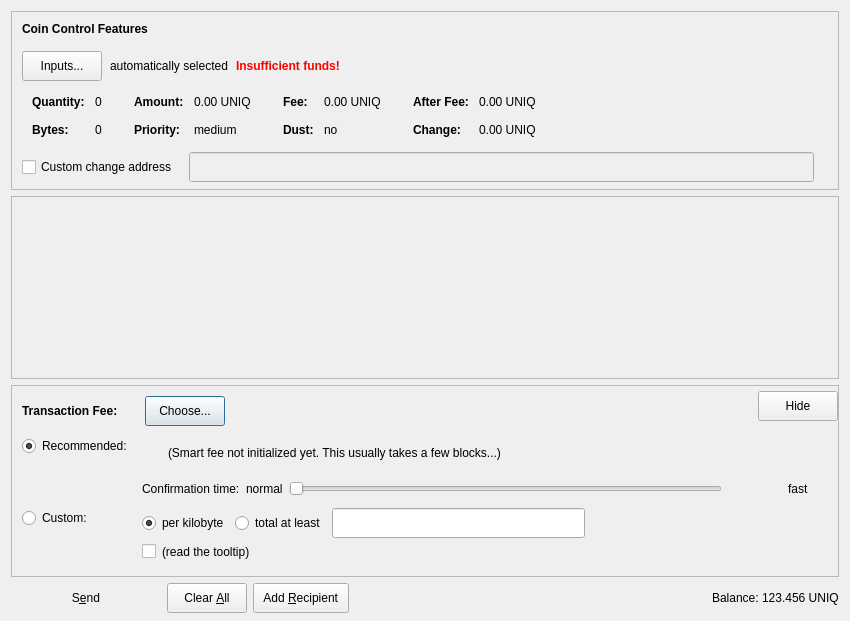
Above: src/qt/forms/sendcoinsdialog.ui from tlc2/uniqredit before the change. Below: the same form after it.
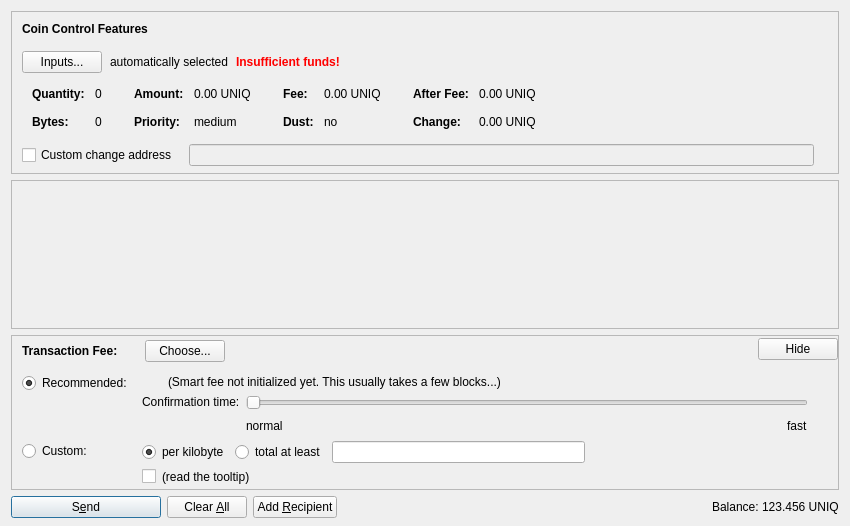
That is the form after the change. Icons and pictures are not drawn. Custom widgets are drawn as their Qt base class.

Patch:
```diff
--- a/src/qt/forms/sendcoinsdialog.ui
+++ b/src/qt/forms/sendcoinsdialog.ui
@@ -7,7 +7,7 @@
     <x>0</x>
     <y>0</y>
     <width>850</width>
-    <height>621</height>
+    <height>526</height>
    </rect>
   </property>
   <property name="windowTitle">
@@ -103,17 +103,11 @@
           </property>
           <item>
            <widget class="QPushButton" name="pushButtonCoinControl">
-            <property name="minimumSize">
-             <size>
-              <width>0</width>
-              <height>30</height>
-             </size>
-            </property>
             <property name="styleSheet">
              <string notr="true"/>
             </property>
             <property name="text">
-             <string>  Inputs...  </string>
+             <string>Inputs...</string>
             </property>
             <property name="autoDefault">
              <bool>false</bool>
@@ -559,12 +553,6 @@
               <verstretch>0</verstretch>
              </sizepolicy>
             </property>
-            <property name="minimumSize">
-             <size>
-              <width>0</width>
-              <height>30</height>
-             </size>
-            </property>
            </widget>
           </item>
           <item>
@@ -620,11 +608,20 @@
         <x>0</x>
         <y>0</y>
         <width>830</width>
-        <height>129</height>
+        <height>104</height>
        </rect>
       </property>
-      <layout class="QVBoxLayout" name="verticalLayout_2" stretch="0,0">
-       <property name="margin">
+      <layout class="QVBoxLayout" name="verticalLayout_2" stretch="0,1">
+       <property name="leftMargin">
+        <number>0</number>
+       </property>
+       <property name="topMargin">
+        <number>0</number>
+       </property>
+       <property name="rightMargin">
+        <number>0</number>
+       </property>
+       <property name="bottomMargin">
         <number>0</number>
        </property>
        <item>
@@ -642,7 +639,7 @@
          <property name="sizeHint" stdset="0">
           <size>
            <width>20</width>
-           <height>20</height>
+           <height>40</height>
           </size>
          </property>
         </spacer>
@@ -700,14 +697,17 @@
              <number>0</number>
             </property>
             <item>
-             <spacer name="verticalSpacer_3">
+             <spacer name="verticalSpacerSmartFee">
               <property name="orientation">
                <enum>Qt::Vertical</enum>
               </property>
+              <property name="sizeType">
+               <enum>QSizePolicy::Fixed</enum>
+              </property>
               <property name="sizeHint" stdset="0">
                <size>
-                <width>20</width>
-                <height>10</height>
+                <width>1</width>
+                <height>4</height>
                </size>
               </property>
              </spacer>
@@ -748,19 +748,26 @@
               </item>
               <item>
                <widget class="QPushButton" name="buttonChooseFee">
-                <property name="minimumSize">
-                 <size>
-                  <width>0</width>
-                  <height>30</height>
-                 </size>
-                </property>
                 <property name="text">
-                 <string>  Choose...  </string>
+                 <string>Choose...</string>
                 </property>
                </widget>
               </item>
              </layout>
             </item>
+            <item>
+             <spacer name="verticalSpacer_5">
+              <property name="orientation">
+               <enum>Qt::Vertical</enum>
+              </property>
+              <property name="sizeHint" stdset="0">
+               <size>
+                <width>1</width>
+                <height>1</height>
+               </size>
+              </property>
+             </spacer>
+            </item>
            </layout>
           </item>
           <item>
@@ -778,17 +785,11 @@
           </item>
           <item>
            <widget class="QPushButton" name="buttonMinimizeFee">
-            <property name="minimumSize">
-             <size>
-              <width>0</width>
-              <height>30</height>
-             </size>
-            </property>
             <property name="toolTip">
              <string>collapse fee-settings</string>
             </property>
             <property name="text">
-             <string>  Hide  </string>
+             <string>Hide</string>
             </property>
            </widget>
           </item>
@@ -854,14 +855,7 @@
                   </widget>
                  </item>
                  <item>
-                  <widget class="UniqreditAmountField" name="customFee">
-                   <property name="minimumSize">
-                    <size>
-                     <width>0</width>
-                     <height>30</height>
-                    </size>
-                   </property>
-                  </widget>
+                  <widget class="UniqreditAmountField" name="customFee"/>
                  </item>
                  <item>
                   <spacer name="horizontalSpacer_6">
@@ -923,8 +917,65 @@
                </item>
               </layout>
              </item>
+             <item row="0" column="0">
+              <layout class="QVBoxLayout" name="verticalLayoutFee4" stretch="0,1">
+               <item>
+                <widget class="QRadioButton" name="radioSmartFee">
+                 <property name="text">
+                  <string>Recommended:</string>
+                 </property>
+                 <property name="checked">
+                  <bool>true</bool>
+                 </property>
+                 <attribute name="buttonGroup">
+                  <string notr="true">groupFee</string>
+                 </attribute>
+                </widget>
+               </item>
+               <item>
+                <spacer name="verticalSpacer_2">
+                 <property name="orientation">
+                  <enum>Qt::Vertical</enum>
+                 </property>
+                 <property name="sizeHint" stdset="0">
+                  <size>
+                   <width>1</width>
+                   <height>1</height>
+                  </size>
+                 </property>
+                </spacer>
+               </item>
+              </layout>
+             </item>
+             <item row="1" column="0">
+              <layout class="QVBoxLayout" name="verticalLayoutFee9" stretch="0,1">
+               <item>
+                <widget class="QRadioButton" name="radioCustomFee">
+                 <property name="text">
+                  <string>Custom:</string>
+                 </property>
+                 <attribute name="buttonGroup">
+                  <string notr="true">groupFee</string>
+                 </attribute>
+                </widget>
+               </item>
+               <item>
+                <spacer name="verticalSpacer_6">
+                 <property name="orientation">
+                  <enum>Qt::Vertical</enum>
+                 </property>
+                 <property name="sizeHint" stdset="0">
+                  <size>
+                   <width>1</width>
+                   <height>1</height>
+                  </size>
+                 </property>
+                </spacer>
+               </item>
+              </layout>
+             </item>
              <item row="0" column="1">
-              <layout class="QVBoxLayout" name="verticalLayoutFee3" stretch="0,0">
+              <layout class="QVBoxLayout" name="verticalLayoutFee3" stretch="0,0,1">
                <property name="spacing">
                 <number>6</number>
                </property>
@@ -952,12 +1003,6 @@
                  </item>
                  <item>
                   <widget class="QLabel" name="labelSmartFee2">
-                   <property name="minimumSize">
-                    <size>
-                     <width>0</width>
-                     <height>30</height>
-                    </size>
-                   </property>
                    <property name="text">
                     <string>(Smart fee not initialized yet. This usually takes a few blocks...)</string>
                    </property>
@@ -987,12 +1032,6 @@
                   <layout class="QVBoxLayout" name="verticalLayoutFee6">
                    <item>
                     <widget class="QLabel" name="labelSmartFee3">
-                     <property name="minimumSize">
-                      <size>
-                       <width>0</width>
-                       <height>30</height>
-                      </size>
-                     </property>
                      <property name="text">
                       <string>Confirmation time:</string>
                      </property>
@@ -1001,21 +1040,27 @@
                      </property>
                     </widget>
                    </item>
+                   <item>
+                    <spacer name="verticalSpacer_3">
+                     <property name="orientation">
+                      <enum>Qt::Vertical</enum>
+                     </property>
+                     <property name="sizeHint" stdset="0">
+                      <size>
+                       <width>1</width>
+                       <height>1</height>
+                      </size>
+                     </property>
+                    </spacer>
+                   </item>
                   </layout>
                  </item>
-                 <item>
-                  <widget class="QLabel" name="labelSmartFeeNormal">
-                   <property name="text">
-                    <string>normal</string>
-                   </property>
-                  </widget>
-                 </item>
                  <item>
                   <layout class="QVBoxLayout" name="verticalLayoutFee5">
                    <property name="rightMargin">
-                    <number>60</number>
+                    <number>30</number>
                    </property>
-                   <item alignment="Qt::AlignVCenter">
+                   <item>
                     <widget class="QSlider" name="sliderSmartFee">
                      <property name="minimum">
                       <number>0</number>
@@ -1043,69 +1088,43 @@
                      </property>
                     </widget>
                    </item>
+                   <item>
+                    <layout class="QHBoxLayout" name="horizontalLayoutFee10">
+                     <item>
+                      <widget class="QLabel" name="labelSmartFeeNormal">
+                       <property name="text">
+                        <string>normal</string>
+                       </property>
+                      </widget>
+                     </item>
+                     <item>
+                      <spacer name="horizontalSpacer_3">
+                       <property name="orientation">
+                        <enum>Qt::Horizontal</enum>
+                       </property>
+                       <property name="sizeHint" stdset="0">
+                        <size>
+                         <width>40</width>
+                         <height>20</height>
+                        </size>
+                       </property>
+                      </spacer>
+                     </item>
+                     <item>
+                      <widget class="QLabel" name="labelSmartFeeFast">
+                       <property name="text">
+                        <string>fast</string>
+                       </property>
+                      </widget>
+                     </item>
+                    </layout>
+                   </item>
                   </layout>
                  </item>
-                 <item>
-                  <widget class="QLabel" name="labelSmartFeeFast">
-                   <property name="minimumSize">
-                    <size>
-                     <width>50</width>
-                     <height>0</height>
-                    </size>
-                   </property>
-                   <property name="text">
-                    <string>fast</string>
-                   </property>
-                  </widget>
-                 </item>
                 </layout>
                </item>
-              </layout>
-             </item>
-             <item row="1" column="0">
-              <layout class="QVBoxLayout" name="verticalLayoutFee9" stretch="0,1">
                <item>
-                <widget class="QRadioButton" name="radioCustomFee">
-                 <property name="text">
-                  <string>Custom:</string>
-                 </property>
-                 <attribute name="buttonGroup">
-                  <string notr="true">groupFee</string>
-                 </attribute>
-                </widget>
-               </item>
-               <item>
-                <spacer name="verticalSpacer_6">
-                 <property name="orientation">
-                  <enum>Qt::Vertical</enum>
-                 </property>
-                 <property name="sizeHint" stdset="0">
-                  <size>
-                   <width>1</width>
-                   <height>1</height>
-                  </size>
-                 </property>
-                </spacer>
-               </item>
-              </layout>
-             </item>
-             <item row="0" column="0">
-              <layout class="QVBoxLayout" name="verticalLayoutFee4" stretch="0,0">
-               <item>
-                <widget class="QRadioButton" name="radioSmartFee">
-                 <property name="text">
-                  <string>Recommended:</string>
-                 </property>
-                 <property name="checked">
-                  <bool>true</bool>
-                 </property>
-                 <attribute name="buttonGroup">
-                  <string notr="true">groupFee</string>
-                 </attribute>
-                </widget>
-               </item>
-               <item>
-                <spacer name="verticalSpacer_2">
+                <spacer name="verticalSpacer_4">
                  <property name="orientation">
                   <enum>Qt::Vertical</enum>
                  </property>
@@ -1132,7 +1151,7 @@
           <property name="sizeHint" stdset="0">
            <size>
             <width>800</width>
-            <height>13</height>
+            <height>1</height>
            </size>
           </property>
          </spacer>
@@ -1152,7 +1171,7 @@
        <property name="minimumSize">
         <size>
          <width>150</width>
-         <height>30</height>
+         <height>0</height>
         </size>
        </property>
        <property name="toolTip">
@@ -1169,9 +1188,6 @@
         <bool>false</bool>
        </property>
        <property name="default">
-        <bool>false</bool>
-       </property>
-       <property name="flat">
         <bool>true</bool>
        </property>
       </widget>
@@ -1184,17 +1200,11 @@
          <verstretch>0</verstretch>
         </sizepolicy>
        </property>
-       <property name="minimumSize">
-        <size>
-         <width>0</width>
-         <height>30</height>
-        </size>
-       </property>
        <property name="toolTip">
         <string>Clear all fields of the form.</string>
        </property>
        <property name="text">
-        <string>  Clear &amp;All  </string>
+        <string>Clear &amp;All</string>
        </property>
        <property name="icon">
         <iconset resource="../uniqredit.qrc">
@@ -1207,17 +1217,11 @@
      </item>
      <item>
       <widget class="QPushButton" name="addButton">
-       <property name="minimumSize">
-        <size>
-         <width>0</width>
-         <height>30</height>
-        </size>
-       </property>
        <property name="toolTip">
         <string>Send to multiple recipients at once</string>
        </property>
        <property name="text">
-        <string>  Add &amp;Recipient  </string>
+        <string>Add &amp;Recipient</string>
        </property>
        <property name="icon">
         <iconset resource="../uniqredit.qrc">
@@ -1254,12 +1258,6 @@
            <verstretch>0</verstretch>
           </sizepolicy>
          </property>
-         <property name="minimumSize">
-          <size>
-           <width>0</width>
-           <height>30</height>
-          </size>
-         </property>
          <property name="text">
           <string>Balance:</string>
          </property>
@@ -1273,12 +1271,6 @@
            <verstretch>0</verstretch>
           </sizepolicy>
          </property>
-         <property name="minimumSize">
-          <size>
-           <width>0</width>
-           <height>30</height>
-          </size>
-         </property>
          <property name="cursor">
           <cursorShape>IBeamCursor</cursorShape>
          </property>
```
Left out of the diff: 38 changed lines with no effect on the pictures.
